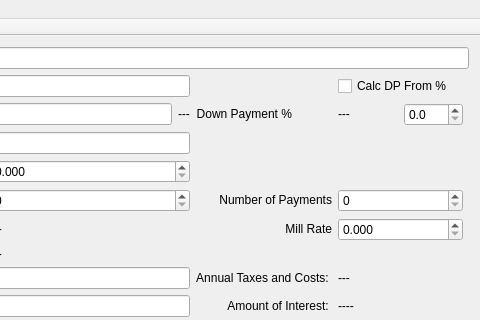
themattkerr/Mortgage_Calculator, file mainwindow.ui: the form before one commit; both pictures show x 168 to 648 and y 0 to 320 of the 648 by 631 pixel window.
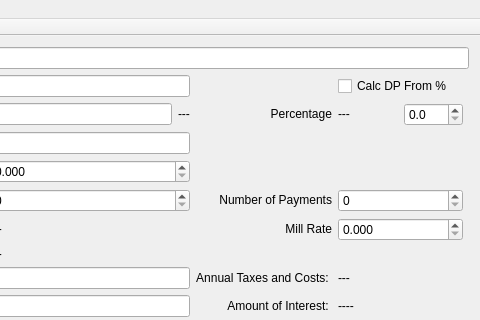
The form after the commit.

The edit to the form file:
```diff
--- a/mainwindow.ui
+++ b/mainwindow.ui
@@ -276,6 +276,19 @@
       </property>
      </widget>
     </item>
+    <item row="2" column="2">
+     <widget class="QLabel" name="label_15">
+      <property name="text">
+       <string>Percentage</string>
+      </property>
+      <property name="textFormat">
+       <enum>Qt::RichText</enum>
+      </property>
+      <property name="alignment">
+       <set>Qt::AlignRight|Qt::AlignTrailing|Qt::AlignVCenter</set>
+      </property>
+     </widget>
+    </item>
     <item row="19" column="0">
      <widget class="QLabel" name="labelRecurringStartNum">
       <property name="text">
@@ -504,25 +517,6 @@
       </property>
      </widget>
     </item>
-    <item row="2" column="2">
-     <widget class="QLabel" name="label_9">
-      <property name="sizePolicy">
-       <sizepolicy hsizetype="Fixed" vsizetype="Preferred">
-        <horstretch>0</horstretch>
-        <verstretch>0</verstretch>
-       </sizepolicy>
-      </property>
-      <property name="text">
-       <string>Down Payment  %</string>
-      </property>
-      <property name="textFormat">
-       <enum>Qt::RichText</enum>
-      </property>
-      <property name="alignment">
-       <set>Qt::AlignRight|Qt::AlignTrailing|Qt::AlignVCenter</set>
-      </property>
-     </widget>
-    </item>
    </layout>
   </widget>
   <widget class="QMenuBar" name="menuBar">
```
